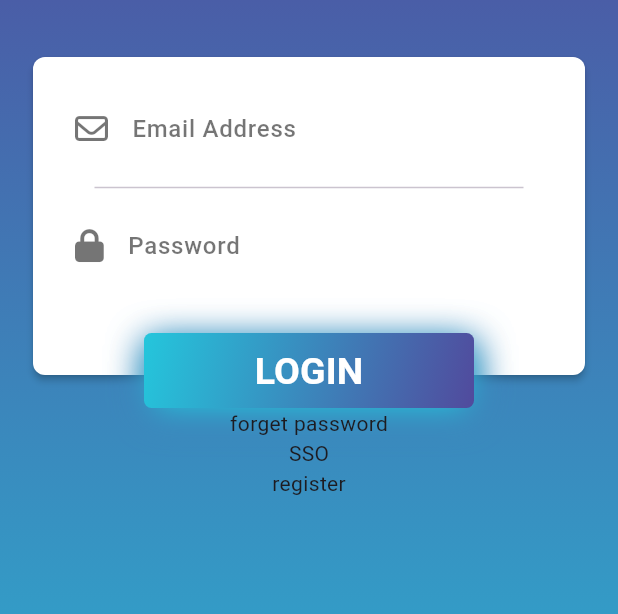
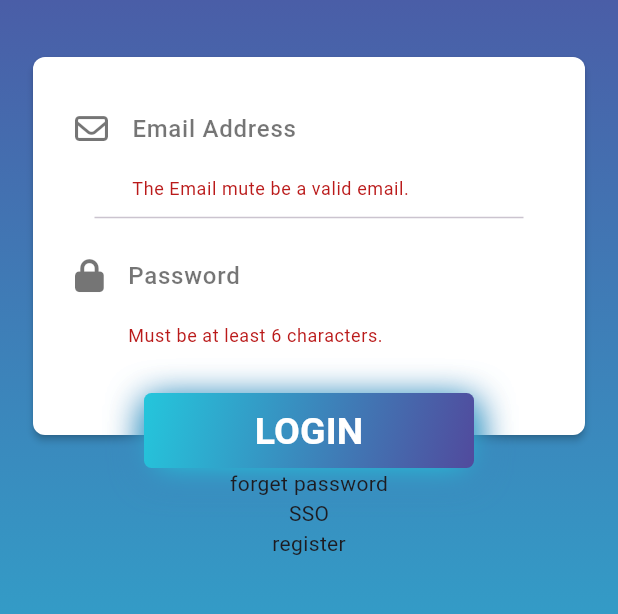
Before and after one commit to DevAiKaiSys/CMDev_Flutter, a Flutter app: the screen it shows after launch, after a tap on "LOGIN", on a phone screen of 412 x 824 dp, the part 195-809 px from its top. Run offline on Flutter 3.47's test engine with Material 3 defaults, Android fonts, the phone set to English and light mode, and no system bars; our stand-ins replace another_flushbar, font_awesome_flutter.

Commit message:
submit login form & validation & show notification

```diff
--- a/Workshops/mystock_carch/lib/presentation/pages/login/widgets/login_form.dart
+++ b/Workshops/mystock_carch/lib/presentation/pages/login/widgets/login_form.dart
@@ -1,6 +1,8 @@
+import 'package:another_flushbar/flushbar.dart';
 import 'package:flutter/material.dart';
 import 'package:font_awesome_flutter/font_awesome_flutter.dart';
 import 'package:mystock_carch/configs/theme.dart' as custom_theme;
+import 'package:mystock_carch/presentation/utils/regex_validator.dart';
 
 class LoginForm extends StatefulWidget {
   const LoginForm({super.key});
@@ -12,6 +14,9 @@ class LoginForm extends StatefulWidget {
 class _LoginFormState extends State<LoginForm> {
   late TextEditingController usernameController;
   late TextEditingController passwordController;
+
+  String? _errorUsername;
+  String? _errorPassword;
 
   @override
   void initState() {
@@ -50,8 +55,11 @@ class _LoginFormState extends State<LoginForm> {
         padding:
             const EdgeInsets.only(top: 20, bottom: 58, left: 28, right: 28),
         child: FormInput(
-            usernameController: usernameController,
-            passwordController: passwordController),
+          usernameController: usernameController,
+          passwordController: passwordController,
+          errorUsername: _errorUsername,
+          errorPassword: _errorPassword,
+        ),
       ),
     );
   }
@@ -62,8 +70,36 @@ class _LoginFormState extends State<LoginForm> {
         decoration: _boxDecoration(),
         child: TextButton(
           onPressed: () {
-            debugPrint(usernameController.text);
-            debugPrint(passwordController.text);
+            String username = usernameController.text;
+            String password = passwordController.text;
+
+            _errorUsername = null;
+            _errorPassword = null;
+
+            if (!EmailSubmitRegexValidator().isValid(username)) {
+              _errorUsername = 'The Email mute be a valid email.';
+            }
+
+            if (password.length < 6) {
+              _errorPassword = 'Must be at least 6 characters.';
+            }
+
+            if (_errorUsername == null && _errorPassword == null) {
+              // debugPrint('form valid');
+              showLoading();
+              Future.delayed(const Duration(seconds: 2)).then((value) async {
+                Navigator.pop(context);
+                if (username == 'aikaisys@dev.com' && password == '1234567') {
+                  debugPrint('login successfully');
+                } else {
+                  showAlertBar();
+                }
+                setState(() {});
+              });
+            } else {
+              debugPrint('form invalid');
+              setState(() {});
+            }
           },
           child: const Text(
             'LOGIN',
@@ -75,6 +111,29 @@ class _LoginFormState extends State<LoginForm> {
           ),
         ),
       );
+
+  void showAlertBar() {
+    Flushbar(
+      title: "Username or Password is incorrect",
+      message: "Please try again.",
+      icon: const Icon(
+        Icons.error,
+        size: 28.0,
+        color: Colors.red,
+      ),
+      duration: const Duration(seconds: 3),
+      margin: const EdgeInsets.all(8),
+    ).show(context);
+  }
+
+  void showLoading() {
+    Flushbar(
+      message: 'Loading...',
+      showProgressIndicator: true,
+      flushbarPosition: FlushbarPosition.TOP,
+      flushbarStyle: FlushbarStyle.GROUNDED,
+    ).show(context);
+  }
 
   BoxDecoration _boxDecoration() {
     const gradientStart = custom_theme.Theme.gradientStart;
@@ -105,10 +164,16 @@ class _LoginFormState extends State<LoginForm> {
 class FormInput extends StatefulWidget {
   final TextEditingController usernameController;
   final TextEditingController passwordController;
+
+  final String? errorUsername;
+  final String? errorPassword;
+
   const FormInput({
     super.key,
     required this.usernameController,
     required this.passwordController,
+    required this.errorUsername,
+    required this.errorPassword,
   });
 
   @override
@@ -150,6 +215,7 @@ class _FormInputState extends State<FormInput> {
             size: 22.0,
             color: _color,
           ),
+          errorText: widget.errorPassword,
         ),
         obscureText: true,
       );
@@ -166,6 +232,7 @@ class _FormInputState extends State<FormInput> {
             size: 22.0,
             color: _color,
           ),
+          errorText: widget.errorUsername,
         ),
       );
 }
--- /dev/null
+++ b/Workshops/mystock_carch/lib/presentation/utils/regex_validator.dart
@@ -0,0 +1,27 @@
+class RegexValidator {
+  final String regexSource;
+
+  const RegexValidator({required this.regexSource});
+
+  bool isValid(String value) {
+    try {
+      final regex = RegExp(regexSource);
+      final matches = regex.allMatches(value);
+      for (Match match in matches) {
+        if (match.start == 0 && match.end == value.length) {
+          return true;
+        }
+      }
+      return false;
+    } catch (error) {
+      assert(false, error.toString());
+      return true;
+    }
+  }
+}
+
+class EmailSubmitRegexValidator extends RegexValidator {
+  EmailSubmitRegexValidator()
+      : super(
+            regexSource: "(^[a-zA-Z0-9_.+-]+@[a-zA-Z0-9-]+\\.[a-zA-Z0-9-]+\$)");
+}
--- a/Workshops/mystock_carch/pubspec.yaml
+++ b/Workshops/mystock_carch/pubspec.yaml
@@ -36,6 +36,7 @@ dependencies:
   # Use with the CupertinoIcons class for iOS style icons.
   cupertino_icons: ^1.0.6
   font_awesome_flutter: ^10.7.0
+  another_flushbar: ^1.12.30
 
 dev_dependencies:
   flutter_test:
```
Also changed, not shown: Workshops/mystock_carch/pubspec.lock, 1 other file.
